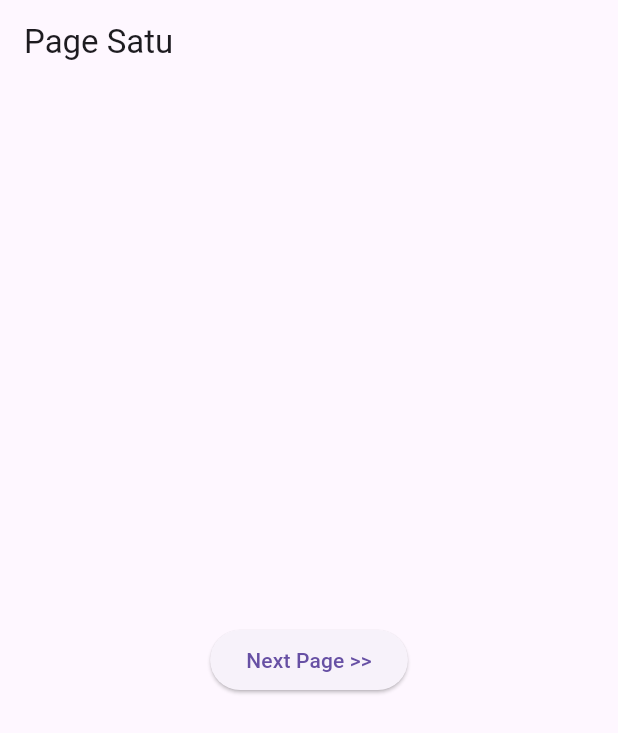
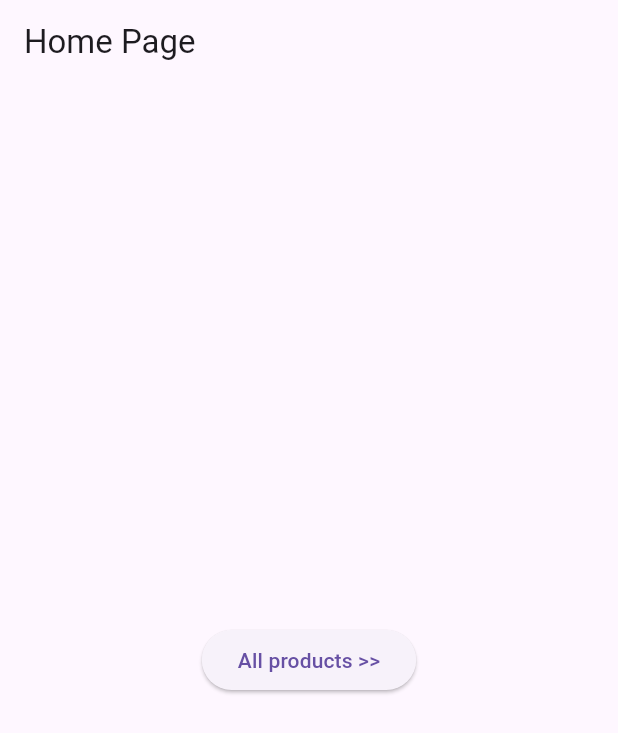
Before and after one commit to hafid-js/Flutter-GetX, a Flutter app: the screen it shows after launch, on a phone screen of 412 x 824 dp. Shown: the top 733 px of the screen. Run offline on Flutter 3.47's test engine with Material 3 defaults, Android fonts, the phone set to English and light mode, and no system bars; our stand-ins replace get.

Commit message:
getX dynamic URL

```diff
--- a/lib/main.dart
+++ b/lib/main.dart
@@ -1,10 +1,8 @@
 import 'package:flutter/material.dart';
-import 'package:flutter_getx/pages/page1.dart';
-import 'package:flutter_getx/pages/page2.dart';
-import 'package:flutter_getx/pages/page3.dart';
-import 'package:flutter_getx/pages/page4.dart';
-import 'package:flutter_getx/pages/page5.dart';
-import 'package:flutter_getx/routes/page_route.dart';
+import 'package:flutter_getx/pages/detail.dart';
+import 'package:flutter_getx/pages/home.dart';
+import 'package:flutter_getx/pages/product.dart';
+import 'package:flutter_getx/routes/app_pages.dart';
 import 'package:get/get.dart';
 
 void main() {
@@ -12,14 +10,13 @@ void main() {
 }
 
 class MyApp extends StatelessWidget {
+  const MyApp({super.key});
 
   @override
   Widget build(BuildContext context) {
     return GetMaterialApp(
-      home: PageSatu(),
-      initialRoute: '/',
-      // unknownRoute: GetPage(name: '/404', page: () => PageNotFound),
-      getPages: AppPage.pages
+      home: HomePage(),
+      getPages: AppPages.pages
     );
   }
 }
--- /dev/null
+++ b/lib/pages/home.dart
@@ -0,0 +1,17 @@
+import 'package:flutter/material.dart';
+import 'package:get/get.dart';
+
+class HomePage extends StatelessWidget {
+
+  @override
+  Widget build(BuildContext context) {
+    return Scaffold(
+      appBar: AppBar(
+        title: Text("Home Page"),
+      ),
+      body: Center(
+        child: ElevatedButton(onPressed: () => Get.toNamed('/product'), child: Text("All products >>")),
+      ),
+    );
+  }
+}
--- a/lib/pages/page1.dart
+++ /dev/null
@@ -1,27 +0,0 @@
-import 'package:flutter/material.dart';
-import 'package:flutter_getx/pages/page2.dart';
-import 'package:flutter_getx/routes/route_name.dart';
-import 'package:get/get.dart';
-
-class PageSatu extends StatelessWidget {
-  const PageSatu({super.key});
-
-  @override
-  Widget build(BuildContext context) {
-    return Scaffold(
-      appBar: AppBar(
-        title: Text("Page Satu"),
-      ),
-      body: Center(
-        child: Column(
-          mainAxisAlignment: MainAxisAlignment.center,
-          children: [
-            ElevatedButton(onPressed: () async {
-              Get.toNamed(RouteName.page_dua);
-            }, child: Text("Next Page >>"),)
-          ],
-        ),
-      ),
-    );
-  }
-}
--- a/lib/pages/page2.dart
+++ /dev/null
@@ -1,30 +0,0 @@
-import 'package:flutter/material.dart';
-import 'package:flutter_getx/pages/page3.dart';
-import 'package:flutter_getx/routes/route_name.dart';
-import 'package:get/get.dart';
-
-class PageDua extends StatelessWidget {
-  const PageDua({super.key});
-
-  @override
-  Widget build(BuildContext context) {
-    return Scaffold(
-      appBar: AppBar(
-        title: Text("Page Dua"),
-      ),
-      body: Center(
-        child: Column(
-          mainAxisAlignment: MainAxisAlignment.center,
-          children: [
-                       ElevatedButton(onPressed: () {
-                               Get.toNamed(RouteName.page_tiga);
-            }, child: Text("Next Page >>")),
-             ElevatedButton(onPressed: () {
-         Get.back(result: "Ini Dari Page 2");
-            }, child: Text("<< Back Page")),
-          ],
-        ),
-      ),
-    );
-  }
-}
--- a/lib/pages/page3.dart
+++ /dev/null
@@ -1,30 +0,0 @@
-import 'package:flutter/material.dart';
-import 'package:flutter_getx/pages/page4.dart';
-import 'package:flutter_getx/routes/route_name.dart';
-import 'package:get/get.dart';
-
-class PageTiga extends StatelessWidget {
-  const PageTiga({super.key});
-
-  @override
-  Widget build(BuildContext context) {
-    return Scaffold(
-      appBar: AppBar(
-        title: Text("Page Tiga"),
-      ),
-      body: Center(
-        child: Column(
-          mainAxisAlignment: MainAxisAlignment.center,
-          children: [
-                                           ElevatedButton(onPressed: () {
-                                Get.toNamed(RouteName.page_empat);
-            }, child: Text("Next Page >>")),
-             ElevatedButton(onPressed: () {
-         Get.back();
-            }, child: Text("<< Back Page")),
-          ],
-        ),
-      ),
-    );
-  }
-}
--- /dev/null
+++ b/lib/pages/product.dart
@@ -0,0 +1,31 @@
+import 'package:flutter/material.dart';
+import 'package:flutter_getx/routes/routes_name.dart';
+import 'package:get/get.dart';
+
+class ProductPage extends StatelessWidget {
+  @override
+  Widget build(BuildContext context) {
+    return Scaffold(
+      appBar: AppBar(title: Text("All Product")),
+      body: Center(
+        child: Column(
+          mainAxisAlignment: MainAxisAlignment.center,
+          children: [
+            ElevatedButton(
+              onPressed: () => Get.toNamed(RoutesName.product+ '/1?name=jaket&ukuran=xl'),
+              child: Text("Products >> 1"),
+            ),
+            ElevatedButton(
+              onPressed: () => Get.toNamed(RoutesName.product+ '/product/2?name=kaos kaki'),
+              child: Text("Products >> 2"),
+            ),
+            ElevatedButton(
+              onPressed: () => Get.toNamed(RoutesName.product+ '/product/3/sendal'),
+              child: Text("Products >> 3"),
+            ),
+          ],
+        ),
+      ),
+    );
+  }
+}
--- /dev/null
+++ b/lib/routes/app_pages.dart
@@ -0,0 +1,13 @@
+import 'package:flutter_getx/pages/detail.dart';
+import 'package:flutter_getx/pages/home.dart';
+import 'package:flutter_getx/pages/product.dart';
+import 'package:flutter_getx/routes/routes_name.dart';
+import 'package:get/get.dart';
+
+class AppPages {
+  static final pages = [
+        GetPage(name: RoutesName.home, page: () => HomePage()),
+        GetPage(name: RoutesName.product, page: () => ProductPage()),
+        GetPage(name: RoutesName.product + '/:id?', page: () => DetailPage()),
+      ];
+}
--- a/lib/routes/page_route.dart
+++ /dev/null
@@ -1,17 +0,0 @@
-import 'package:flutter_getx/pages/page1.dart';
-import 'package:flutter_getx/pages/page2.dart';
-import 'package:flutter_getx/pages/page3.dart';
-import 'package:flutter_getx/pages/page4.dart';
-import 'package:flutter_getx/pages/page5.dart';
-import 'package:flutter_getx/routes/route_name.dart';
-import 'package:get/get.dart';
-
-class AppPage {
-  static final pages = [
-    GetPage(name: RouteName.page_satu, page: () => PageSatu()),
-    GetPage(name: RouteName.page_dua, page: () => PageDua()),
-    GetPage(name: RouteName.page_tiga, page: () => PageTiga()),
-    GetPage(name: RouteName.page_empat, page: () => PageEmpat()),
-    GetPage(name: RouteName.page_lima, page: () => PageLima()),
-  ];
-}
--- a/lib/routes/route_name.dart
+++ /dev/null
@@ -1,7 +0,0 @@
-abstract class RouteName {
-  static const page_satu = '/page-1';
-  static const page_dua = '/page-2';
-  static const page_tiga = '/page-3';
-  static const page_empat = '/page-4';
-  static const page_lima = '/page-5';
-}
--- /dev/null
+++ b/lib/routes/routes_name.dart
@@ -0,0 +1,4 @@
+abstract class RoutesName {
+  static const home = '/';
+  static const product = '/product';
+}
```
Also changed, not shown: lib/pages/detail.dart (added, +22 -0 lines), lib/pages/page4.dart (deleted, +0 -30 lines), lib/pages/page5.dart (deleted, +0 -25 lines).
